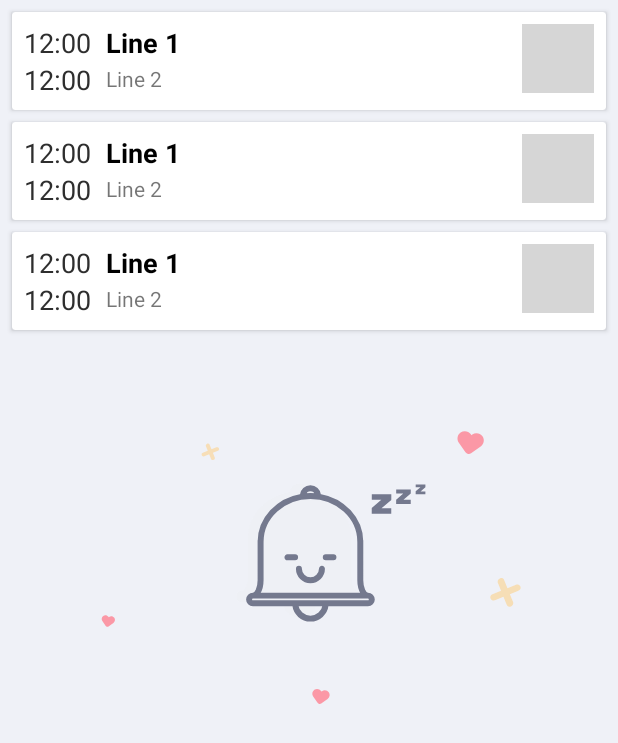
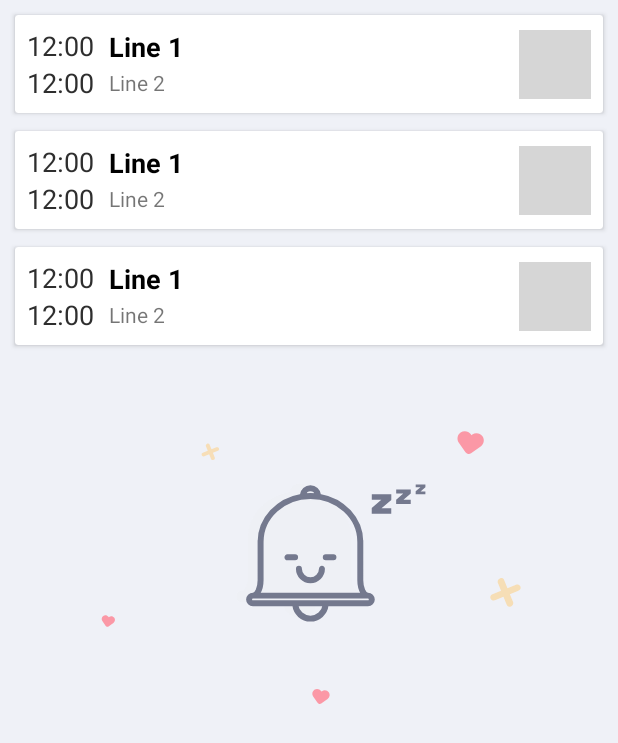
Before and after one commit to hasandeniz/ReminderAssistant, an Android app: the layout fragment_friday.xml on its own in the app's theme, with its tools: preview values and no code run, on a phone screen of 412 x 824 dp. Shown: the top 743 px of the screen. Run offline under Robolectric (Android 15) with nearby library versions, the phone set to English and light mode, and no system bars; grey boxes are pictures that could not be loaded.

Commit message:
minor design changes

```diff
--- a/app/src/main/res/layout/recycler_view_row.xml
+++ b/app/src/main/res/layout/recycler_view_row.xml
@@ -1,21 +1,57 @@
 <?xml version="1.0" encoding="utf-8"?>
 <androidx.cardview.widget.CardView xmlns:android="http://schemas.android.com/apk/res/android"
     xmlns:app="http://schemas.android.com/apk/res-auto"
+    xmlns:tools="http://schemas.android.com/tools"
     android:layout_width="match_parent"
     android:layout_height="wrap_content"
-    android:layout_margin="4dp">
+    android:layout_margin="6dp">
 
-    <RelativeLayout
+    <androidx.constraintlayout.widget.ConstraintLayout
         android:id="@+id/relativeLayoutEdit"
-        android:layout_width="wrap_content"
+        android:layout_width="match_parent"
         android:layout_height="wrap_content"
         android:padding="8dp">
 
         <LinearLayout
+            android:id="@+id/parentLinearLayout"
+            android:layout_width="0dp"
+            android:layout_height="match_parent"
+            android:gravity="center_vertical"
+            android:orientation="horizontal"
+            app:layout_constraintBottom_toBottomOf="parent"
+            app:layout_constraintEnd_toStartOf="@+id/deleteItemButton"
+            app:layout_constraintHorizontal_bias="0.02"
+            app:layout_constraintStart_toStartOf="parent"
+            app:layout_constraintTop_toTopOf="parent">
+
+            <LinearLayout
+                android:id="@+id/linearLayout"
+                android:layout_width="wrap_content"
+                android:layout_height="match_parent"
+                android:orientation="vertical">
+
+                <TextView
+                    android:id="@+id/imageTextUp"
                     android:layout_width="wrap_content"
                     android:layout_height="wrap_content"
+                    android:text="@string/_12_00"
+                    android:textColor="@color/customIconColor"
+                    android:textSize="18sp" />
+
+                <TextView
+                    android:id="@+id/imageTextDown"
+                    android:layout_width="wrap_content"
+                    android:layout_height="wrap_content"
+                    android:text="@string/_12_00"
+                    android:textColor="@color/customIconColor"
+                    android:textSize="18sp" />
+            </LinearLayout>
+
+            <LinearLayout
+                android:layout_width="wrap_content"
+                android:layout_height="match_parent"
                 android:layout_marginStart="10dp"
-            android:layout_toEndOf="@id/linearLayout"
+                android:gravity="center_vertical"
                 android:orientation="vertical">
 
 
@@ -33,46 +69,26 @@
                     android:layout_width="wrap_content"
                     android:layout_height="wrap_content"
                     android:layout_marginTop="@dimen/cardview_default_elevation"
-
                     android:layout_marginBottom="1dp"
                     android:text="@string/line_2" />
+
             </LinearLayout>
 
-        <LinearLayout
-            android:id="@+id/linearLayout"
-            android:layout_width="wrap_content"
-            android:layout_height="wrap_content"
-            android:orientation="vertical">
-
-            <TextView
-                android:id="@+id/imageTextUp"
-                android:layout_width="wrap_content"
-                android:layout_height="wrap_content"
-                android:gravity="center"
-                android:text="@string/_12_00"
-                android:textColor="@color/customIconColor"
-                android:textSize="18sp" />
-
-            <TextView
-                android:id="@+id/imageTextDown"
-                android:layout_width="wrap_content"
-                android:layout_height="wrap_content"
-                android:gravity="center_horizontal"
-                android:text="@string/_12_00"
-                android:textColor="@color/customIconColor"
-                android:textSize="18sp" />
         </LinearLayout>
 
         <ImageButton
             android:id="@+id/deleteItemButton"
             android:layout_width="48dp"
             android:layout_height="46dp"
-            android:layout_alignParentEnd="true"
+
+            android:layout_gravity="right"
             android:background="@color/deleteButtonBackground"
-            android:contentDescription="@string/more_menu"
-            android:foregroundGravity="center_vertical"
+            app:layout_constraintBottom_toBottomOf="parent"
+            app:layout_constraintEnd_toEndOf="parent"
+            app:layout_constraintTop_toTopOf="parent"
             app:srcCompat="@drawable/ic_baseline_delete_24" />
 
 
-    </RelativeLayout>
+    </androidx.constraintlayout.widget.ConstraintLayout>
+
 </androidx.cardview.widget.CardView>
--- a/app/src/main/res/values-night/themes.xml
+++ b/app/src/main/res/values-night/themes.xml
@@ -5,4 +5,5 @@
     </style>
     <color name="customBackgroundColor">#000000</color>
     <color name="customAppNameColor">#9e9e9e</color>
+    <color name="customTimeTextColor">@color/silver</color>
 </resources>
```
Lines whose indentation alone changed are shown as unchanged.
